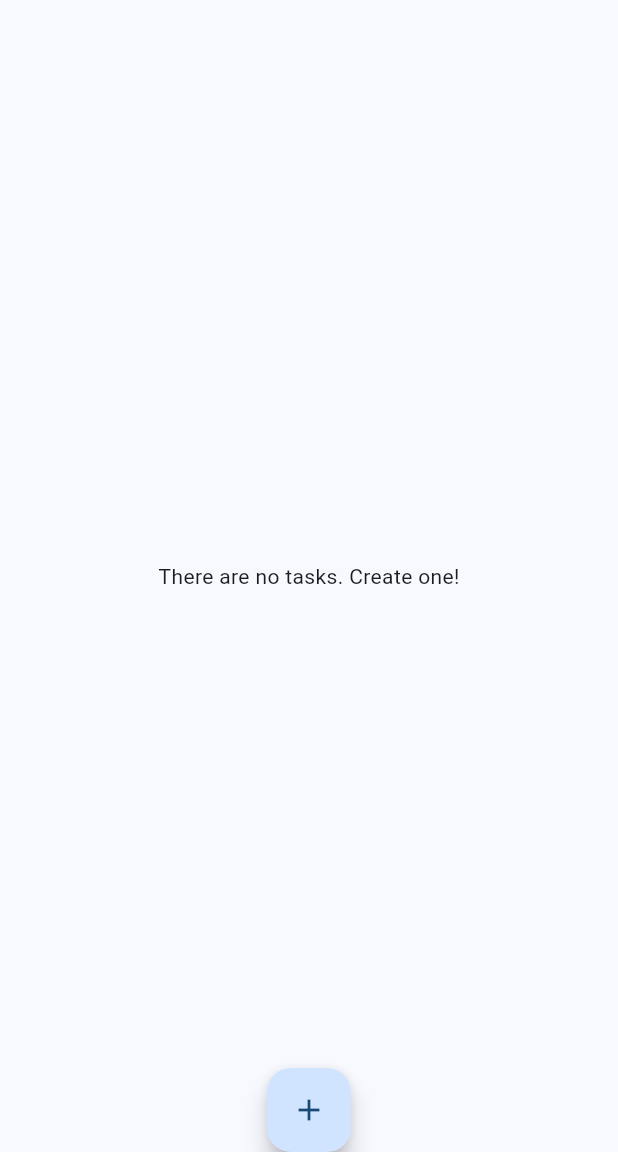
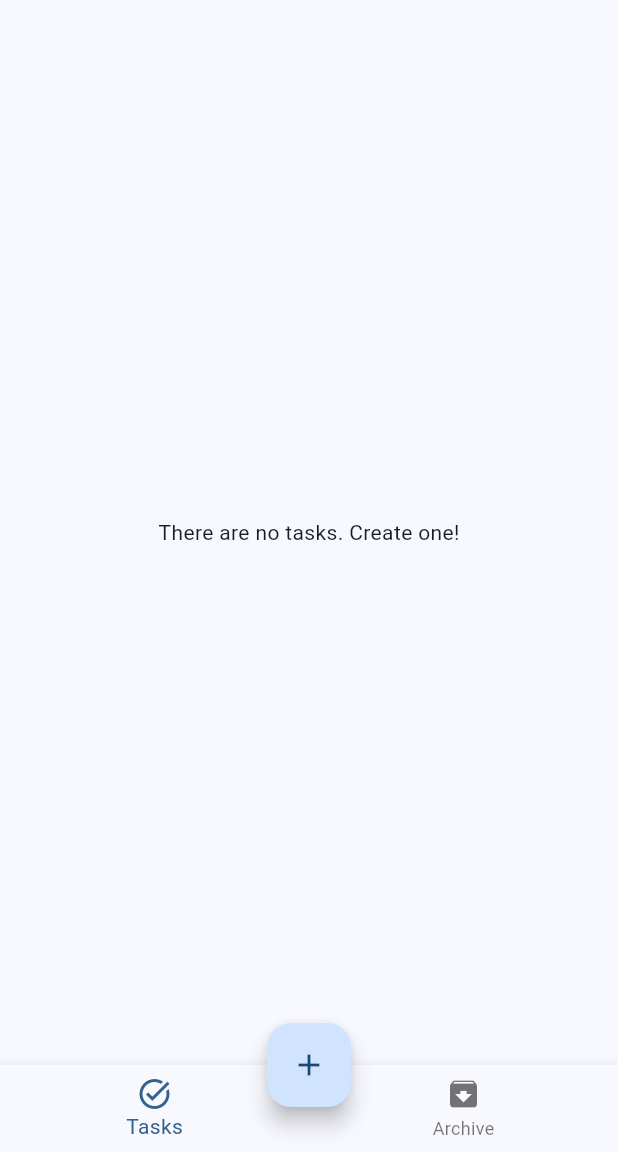
Before and after one commit to FlorDM7/my_first_app, a Flutter app: the screen it shows after launch, on a phone screen of 412 x 824 dp, the part 84-1236 px from its top. Run offline on Flutter 3.47's test engine with Material 3 defaults, Android fonts, the phone set to English and light mode, and no system bars.

Commit message:
Added archive of tasks

```diff
--- a/src/lib/main.dart
+++ b/src/lib/main.dart
@@ -36,6 +36,76 @@ class MyHomePage extends StatefulWidget {
 class _MyHomePageState extends State<MyHomePage> {
   Tasklist tasklist = Tasklist(); // create new tasklist object
   Tasklist archive = Tasklist();
+  int _selectedIndex = 0; // keep track of the selected index
+
+  // manual list with the avaliable widgets
+  static const List<Widget> _widgetOptions = <Widget>[
+    Text("To-Do List"),
+    Text("Archived Tasks")
+  ];
+
+  // method to change to selected index and so to change to widget
+  void _onItemTapped(int index) {
+    setState(() {
+      _selectedIndex = index;
+    });
+  }
+
+  // Build main task viewer
+  Widget _buildTaskListView() {
+    return tasklist.isEmpty()
+          ? const Center(child: Text('There are no tasks. Create one!'))
+          : ListView.builder(
+              itemCount: tasklist.length(),
+              itemBuilder: (context, index) {
+                Task currentTask = tasklist.getTaskAt(index);
+                return ListTile(
+                  tileColor: currentTask.getDeadlineColor(),
+                  title: Text(currentTask.getTitle()),
+                  subtitle: Text(currentTask.getDescription()),
+                  onTap: () {
+                    _showInfoTaskDialog(currentTask);
+                  },
+                );
+              },
+            );
+  }
+
+  @override
+  Widget build(BuildContext context) {
+    return Scaffold(
+      appBar: AppBar(
+        backgroundColor: Theme.of(context).colorScheme.inversePrimary,
+        title: Text(widget.title),
+      ),
+      body: _selectedIndex == 0
+          ? _buildTaskListView() // if index is zero build as normal
+          : ArchivePage(archive: archive), // if index is one build the archive
+      // Button to add new task (only show it on the main view)
+      floatingActionButton: _selectedIndex == 0
+          ? FloatingActionButton(
+            onPressed: _showAddTaskDialog,
+            tooltip: 'Increment',
+            child: const Icon(Icons.add),
+            )
+          : null,
+      floatingActionButtonLocation: FloatingActionButtonLocation.centerDocked,
+      bottomNavigationBar: BottomNavigationBar(
+        items: const <BottomNavigationBarItem>[
+          BottomNavigationBarItem(
+            icon: Icon(Icons.task_alt),
+            label: "Tasks",
+          ),
+          BottomNavigationBarItem(
+            icon: Icon(Icons.archive),
+            label: "Archive"),
+        ],
+        currentIndex: _selectedIndex,
+        selectedItemColor: Theme.of(context).primaryColor,
+        onTap: _onItemTapped,
+      ),
+    );
+  }
 
   // method that makes a pop up widget for adding a new task
   Future<void> _showAddTaskDialog() async {
@@ -140,9 +210,8 @@ class _MyHomePageState extends State<MyHomePage> {
     setState(() {
       tasklist.addTask(Task(title, description, DateTime.utc(year, month, day)));
       tasklist.sortByDate();
-  });
+    });
   }
-
 
   // method that makes a pop up widget for an existing task,
   // with the option to edit or complete/delete the task
@@ -204,7 +273,6 @@ class _MyHomePageState extends State<MyHomePage> {
       archive.addTask(task);
     });
   }
-
 
   // method that makes a pop up widget for an exitsing task
   // with the option to edit the title and description
@@ -315,40 +383,64 @@ class _MyHomePageState extends State<MyHomePage> {
       tasklist.sortByDate();
     });
   }
+}
 
+class ArchivePage extends StatelessWidget {
+  const ArchivePage({super.key, required this.archive});
 
-  // This build method is rerun every time setState is called.
+  final Tasklist archive;
+
   @override
   Widget build(BuildContext context) {
     return Scaffold(
       appBar: AppBar(
         backgroundColor: Theme.of(context).colorScheme.inversePrimary,
-        title: Text(widget.title),
+        title: const Text("Archive of tasks"),
       ),
-      // Tasklist framework
-      body: tasklist.isEmpty()
-          ? const Center(child: Text('There are no tasks. Create one!'))
+      body: archive.isEmpty()
+          ? const Center(child: Text("You haven't completed a task yet!"))
           : ListView.builder(
-              itemCount: tasklist.length(),
+              itemCount: archive.length(),
               itemBuilder: (context, index) {
-                Task currentTask = tasklist.getTaskAt(index);
+                Task currentTask = archive.getTaskAt(index);
                 return ListTile(
                   tileColor: currentTask.getDeadlineColor(),
                   title: Text(currentTask.getTitle()),
                   subtitle: Text(currentTask.getDescription()),
                   onTap: () {
-                    _showInfoTaskDialog(currentTask);
+                    _showArchiveInfoDialog(context, currentTask);
                   },
                 );
-              },
-            ),
-      // Button to add new task
-      floatingActionButton: FloatingActionButton(
-        onPressed: _showAddTaskDialog,
-        tooltip: 'Increment',
-        child: const Icon(Icons.add),
-      ),
-      floatingActionButtonLocation: FloatingActionButtonLocation.centerDocked,
+              }),
+    );
+  }
+
+  void _showArchiveInfoDialog(BuildContext context, Task task) async {
+    int day = task.deadline.day;
+    int month = task.deadline.month;
+    int year = task.deadline.year;
+    return showDialog(
+      context: context,
+      barrierDismissible: false,
+      builder: (BuildContext context) {
+         return AlertDialog(
+            title: Text(task.getTitle()),
+            content: Text(
+                "${task.getDescription()}\nDeadline: ${day.toString()}/${month.toString()}/${year.toString()}"),
+            actions: <Widget>[
+              // return button
+              TextButton(
+                  style: TextButton.styleFrom(
+                    textStyle: Theme.of(context).textTheme.labelLarge,
+                  ),
+                  onPressed: () {
+                    Navigator.of(context).pop();
+                    // when button is pressed return to home screen
+                  },
+                  child: const Text("Go back")),
+            ],
+          );
+      }
     );
   }
 }
```
Also changed, not shown: 1 other file.
